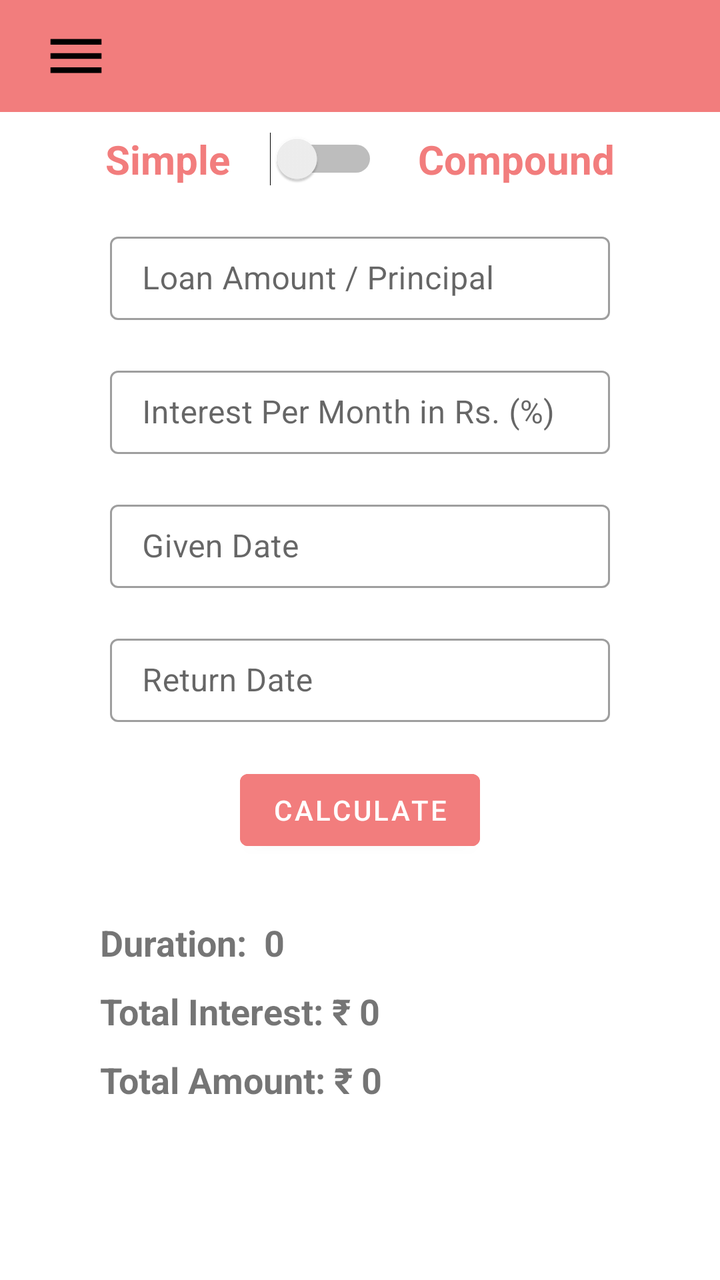
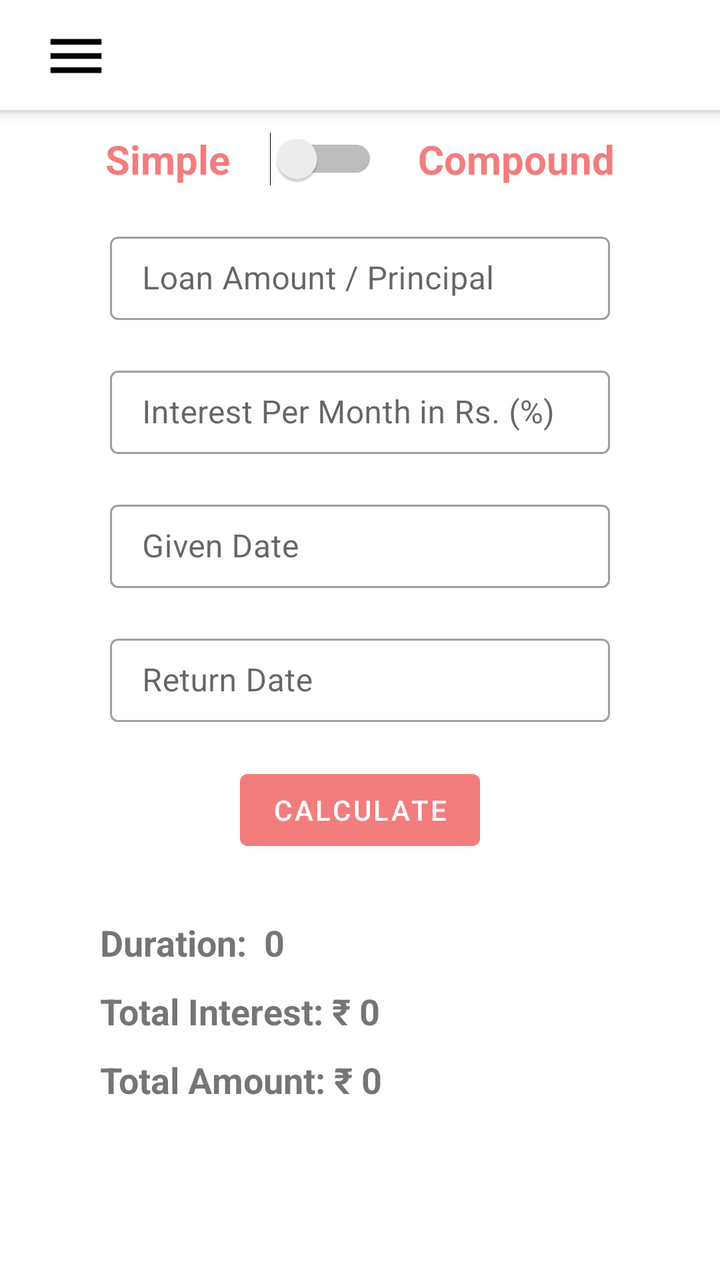

The first picture is an Android layout as it rendered before a commit; the second is the same layout after the commit. The layout source and the unified diff follow.
<!-- AndroidManifest.xml: application theme Theme.EMICalculator -->
<!-- res/layout/activity_calculate_interest.xml -->
<?xml version="1.0" encoding="utf-8"?>
<androidx.drawerlayout.widget.DrawerLayout
    xmlns:android="http://schemas.android.com/apk/res/android"
    xmlns:app="http://schemas.android.com/apk/res-auto"
    android:id="@+id/drawerLayout"
    android:layout_width="match_parent"
    android:layout_height="match_parent"
    android:fitsSystemWindows="true">

    
    <LinearLayout
        android:orientation="vertical"
        android:layout_width="match_parent"
        android:layout_height="wrap_content">

        <androidx.appcompat.widget.Toolbar
            android:layout_width="match_parent"
            android:layout_height="wrap_content"
            android:background="#F27D7D">

            <ImageButton
                android:id="@+id/buttonDrawerToggle"
                android:layout_width="wrap_content"
                android:layout_height="wrap_content"
                android:src="@drawable/baseline_menu_24"
                android:background="@android:color/transparent"
                android:padding="5dp" />
        </androidx.appcompat.widget.Toolbar>

        <LinearLayout
            android:layout_width="match_parent"
            android:layout_height="wrap_content"
            android:layout_gravity="center"
            android:gravity="center"
            android:paddingTop="10dp">

            <TextView
                android:layout_width="wrap_content"
                android:layout_height="wrap_content"
                android:text="Simple"
                android:textColor="@color/primary"
                android:layout_marginEnd="20dp"
                android:textSize="20dp"
                android:textStyle="bold" />

            <Switch
                android:id="@+id/loanType"
                android:layout_width="wrap_content"
                android:layout_height="wrap_content"
                android:checked="false" />




            <TextView
                android:layout_width="wrap_content"
                android:layout_height="wrap_content"
                android:text="Compound"
                android:textColor="@color/primary"
                android:layout_marginStart="20dp"
                android:textSize="20dp"
                android:textStyle="bold" />
        </LinearLayout>

        <com.google.android.material.textfield.TextInputLayout
            android:layout_width="250dp"
            android:layout_height="wrap_content"
            android:layout_gravity="center"
            android:layout_marginTop="20dp"
            android:hint="Loan Amount / Principal"
            style="@style/Widget.MaterialComponents.TextInputLayout.OutlinedBox">
            <com.google.android.material.textfield.TextInputEditText
                android:id="@+id/loanAmount"
                android:layout_width="match_parent"
                android:layout_height="match_parent"
                android:inputType="number"
                android:maxLength="8"
                android:digits="0123456789"
                android:paddingTop="10dp"
                android:paddingBottom="10dp"/>
        </com.google.android.material.textfield.TextInputLayout>

        <com.google.android.material.textfield.TextInputLayout
            android:layout_width="250dp"
            android:layout_height="wrap_content"
            android:layout_gravity="center"
            android:layout_marginTop="20dp"
            android:hint="Interest Per Month in Rs. (%)"
            style="@style/Widget.MaterialComponents.TextInputLayout.OutlinedBox">
            <com.google.android.material.textfield.TextInputEditText
                android:id="@+id/interestRate"
                android:layout_width="match_parent"
                android:layout_height="match_parent"
                android:inputType="numberDecimal"
                android:maxLength="4"
                android:paddingTop="10dp"
                android:paddingBottom="10dp"/>
        </com.google.android.material.textfield.TextInputLayout>

        <com.google.android.material.textfield.TextInputLayout
            android:layout_width="250dp"
            android:layout_height="wrap_content"
            android:layout_gravity="center"
            android:layout_marginTop="20dp"
            android:hint="Given Date"
            style="@style/Widget.MaterialComponents.TextInputLayout.OutlinedBox">
            <com.google.android.material.textfield.TextInputEditText
                android:id="@+id/startDate"
                android:layout_width="match_parent"
                android:layout_height="match_parent"
                android:inputType="none"
                android:paddingTop="10dp"
                android:paddingBottom="10dp"/>
        </com.google.android.material.textfield.TextInputLayout>

        <com.google.android.material.textfield.TextInputLayout
            android:layout_width="250dp"
            android:layout_height="wrap_content"
            android:layout_gravity="center"
            android:layout_marginTop="20dp"
            android:hint="Return Date"
            style="@style/Widget.MaterialComponents.TextInputLayout.OutlinedBox">
            <com.google.android.material.textfield.TextInputEditText
                android:id="@+id/endDate"
                android:layout_width="match_parent"
                android:layout_height="match_parent"
                android:paddingTop="10dp"
                android:paddingBottom="10dp"/>
        </com.google.android.material.textfield.TextInputLayout>

        <Button
            android:id="@+id/calculate"
            android:layout_width="wrap_content"
            android:layout_height="wrap_content"
            android:text="Calculate"
            android:layout_gravity="center"
            android:backgroundTint="@color/primary"
            android:layout_marginTop="20dp"
            android:layout_marginBottom="10dp"/>




        <LinearLayout
            android:layout_width="match_parent"
            android:layout_height="wrap_content"
            android:orientation="vertical"
            android:paddingStart="50dp"
            android:paddingEnd="20dp">

            <TextView
                android:id="@+id/tvDuration"
                android:layout_width="match_parent"
                android:layout_height="wrap_content"
                android:text="Duration:  0"
                android:textSize="18sp"
                android:textStyle="bold"
                android:layout_marginTop="20dp" />

            <TextView
                android:id="@+id/tvInterestAmount"
                android:layout_width="match_parent"
                android:layout_height="wrap_content"
                android:text="Total Interest: ₹ 0"
                android:textSize="18sp"
                android:textStyle="bold"
                android:layout_marginTop="10dp"/>

            <TextView
                android:id="@+id/tvTotalAmount"
                android:layout_width="match_parent"
                android:layout_height="wrap_content"
                android:text="Total Amount: ₹ 0"
                android:textStyle="bold"
                android:textSize="18sp"
                android:layout_marginTop="10dp"/>




        </LinearLayout>

    </LinearLayout>




    
    <com.google.android.material.navigation.NavigationView
        android:id="@+id/navigationView"
        android:layout_width="wrap_content"
        android:layout_height="match_parent"
        android:layout_gravity="start"
        app:menu="@menu/drawer_items"
        app:headerLayout="@layout/drawer_header" />

</androidx.drawerlayout.widget.DrawerLayout>
<!-- res/layout/drawer_header.xml (included above) -->
<?xml version="1.0" encoding="utf-8"?>
<LinearLayout xmlns:android="http://schemas.android.com/apk/res/android"
    xmlns:app="http://schemas.android.com/apk/res-auto"
    android:gravity="bottom"
    android:padding="20dp"
    android:background="#F27D7D"
    android:orientation="vertical"
    android:layout_width="match_parent"
    android:layout_height="180dp">

    <androidx.cardview.widget.CardView
        android:layout_width="60dp"
        android:layout_height="60dp"
        app:cardCornerRadius="40dp"
        app:cardElevation="0dp"
        android:backgroundTint="#D1D1D1">

        <ImageView
            android:layout_width="match_parent"
            android:layout_height="match_parent"
            android:src="@drawable/baseline_person_24"/>

    </androidx.cardview.widget.CardView>

    <TextView
        android:layout_width="match_parent"
        android:layout_height="wrap_content"
        android:layout_marginTop="10dp"
        android:layout_marginBottom="5dp"
        android:text="NR INFOTECH PVT LTD"
        android:textColor="@color/black"
        android:textStyle="bold"
        android:textSize="15dp"/>

    <TextView
        android:layout_width="match_parent"
        android:layout_height="wrap_content"
        android:text="nrinfotechpl@gmail.com"
        android:textColor="#625F5F"
        android:textStyle="bold"
        android:textSize="13dp"/>

</LinearLayout>
<!-- resources referenced by this layout -->
<resources>
  <color name="black">#FF000000</color>
  <color name="primary">#F27D7D</color>
  <!-- drawable baseline_menu_24 (drawable) -->
  <vector xmlns:android="http://schemas.android.com/apk/res/android" android:height="34dp" android:tint="#000000" android:viewportHeight="24" android:viewportWidth="24" android:width="34dp">
        
      <path android:fillColor="@android:color/white" android:pathData="M3,18h18v-2L3,16v2zM3,13h18v-2L3,11v2zM3,6v2h18L21,6L3,6z"/>
      
  </vector>
  <!-- drawable baseline_person_24 (drawable) -->
  <vector xmlns:android="http://schemas.android.com/apk/res/android" android:height="24dp" android:tint="#000000" android:viewportHeight="24" android:viewportWidth="24" android:width="24dp">
        
      <path android:fillColor="@android:color/white" android:pathData="M12,12c2.21,0 4,-1.79 4,-4s-1.79,-4 -4,-4 -4,1.79 -4,4 1.79,4 4,4zM12,14c-2.67,0 -8,1.34 -8,4v2h16v-2c0,-2.66 -5.33,-4 -8,-4z"/>
      
  </vector>
  <style name="Theme.EMICalculator" parent="Base.Theme.EMICalculator" />
  <style name="Base.Theme.EMICalculator" parent="Theme.MaterialComponents.DayNight.NoActionBar">
          
          
          <item name="colorPrimary">@color/white</item>
          <item name="colorPrimaryDark">@color/white</item>
  
          <item name="android:statusBarColor">@android:color/white</item>
          <item name="android:navigationBarColor">@color/white</item>
  
          <item name="android:windowLightStatusBar">true</item>
  
          <item name="textInputStyle">@style/CustomTextInputLayout</item>
  
  
  
  
      </style>
  <color name="white">#FFFFFFFF</color>
  <style name="CustomTextInputLayout" parent="Widget.MaterialComponents.TextInputLayout.OutlinedBox">
  
          
          <item name="boxStrokeColor">@color/border</item>
  
          
          <item name="hintTextColor">@color/border</item>
          
          <item name="android:state_focused">true</item>
  
  
      </style>
  <color name="border">#7A7878</color>
</resources>

<!-- the commit's change to res/layout/activity_calculate_interest.xml (unified diff, before → after) -->
@@ -16,7 +16,8 @@
         <androidx.appcompat.widget.Toolbar
             android:layout_width="match_parent"
             android:layout_height="wrap_content"
-            android:background="#F27D7D">
+            android:background="@drawable/menu_bar"
+            android:elevation="4dp">
 
             <ImageButton
                 android:id="@+id/buttonDrawerToggle"
<!-- resource entries referenced after the edit -->
@@ -14,6 +14,25 @@
       <path android:fillColor="@android:color/white" android:pathData="M12,12c2.21,0 4,-1.79 4,-4s-1.79,-4 -4,-4 -4,1.79 -4,4 1.79,4 4,4zM12,14c-2.67,0 -8,1.34 -8,4v2h16v-2c0,-2.66 -5.33,-4 -8,-4z"/>
       
   </vector>
+  <!-- drawable menu_bar (drawable) -->
+  <layer-list xmlns:android="http://schemas.android.com/apk/res/android">
+  
+      
+      <item>
+          <shape android:shape="rectangle">
+              <solid android:color="#FFFFFF"/>
+          </shape>
+      </item>
+  
+      
+      <item android:gravity="bottom">
+          <shape android:shape="rectangle">
+              <size android:height="1dp"/>
+              <solid android:color="#DEDDDD"/> 
+          </shape>
+      </item>
+  
+  </layer-list>
   <style name="Theme.EMICalculator" parent="Base.Theme.EMICalculator" />
   <style name="Base.Theme.EMICalculator" parent="Theme.MaterialComponents.DayNight.NoActionBar">
           
